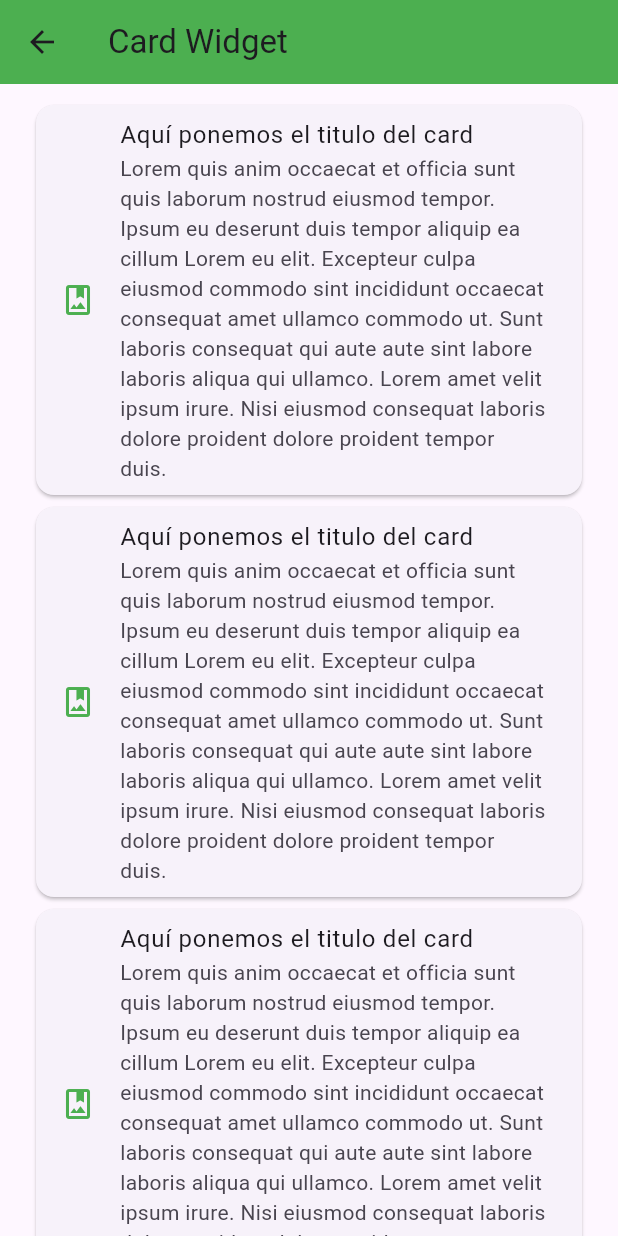
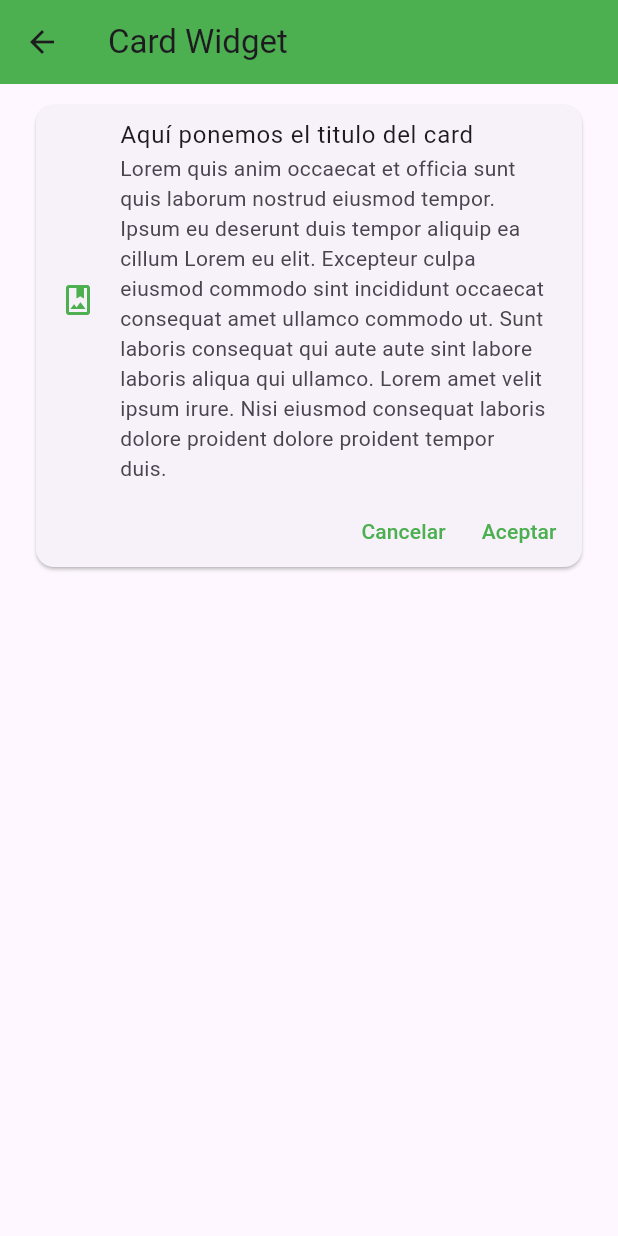
Before and after one commit to Vctor04/fl_components, a Flutter app: the CardScreen screen opened by its route, on a phone screen of 412 x 824 dp. Run offline on Flutter 3.47's test engine with Material 3 defaults, Android fonts, the phone set to English and light mode, and no system bars.

Commit message:
Card screen terminado

```diff
--- a/lib/screens/card_screen.dart
+++ b/lib/screens/card_screen.dart
@@ -16,8 +16,6 @@ class CardScreen extends StatelessWidget {
         padding: EdgeInsets.symmetric( horizontal: 20, vertical: 10),
         children: [
           CustomCardTipo1(),
-          CustomCardTipo1(),
-          CustomCardTipo1(),
         ],
       )
     );
--- a/lib/theme/app_theme.dart
+++ b/lib/theme/app_theme.dart
@@ -10,9 +10,15 @@ class AppTheme {
           elevation: 0,
         ),
 
+        //Color del listTile
         listTileTheme: ListTileThemeData(
           iconColor: primary,
         ),
 
+        //Color del TextButton
+        textButtonTheme: TextButtonThemeData(
+          style: TextButton.styleFrom(primary: primary),
+        )
+
       );
 }
--- a/lib/widgets/custom_card_tipo_1.dart
+++ b/lib/widgets/custom_card_tipo_1.dart
@@ -8,14 +8,32 @@ class CustomCardTipo1 extends StatelessWidget {
 
   @override
   Widget build(BuildContext context) {
-    return const Card(
+    return Card(
       child: Column(
         children: [
           ListTile(
             leading: Icon ( Icons.photo_album_outlined, color: AppTheme.primary),
             title: Text('Aquí ponemos el titulo del card'),
             subtitle: Text('Lorem quis anim occaecat et officia sunt quis laborum nostrud eiusmod tempor. Ipsum eu deserunt duis tempor aliquip ea cillum Lorem eu elit. Excepteur culpa eiusmod commodo sint incididunt occaecat consequat amet ullamco commodo ut. Sunt laboris consequat qui aute aute sint labore laboris aliqua qui ullamco. Lorem amet velit ipsum irure. Nisi eiusmod consequat laboris dolore proident dolore proident tempor duis.'),
+          ),
+
+          Padding(
+            padding: const EdgeInsets.only( right: 5.0),
+            child: Row(
+              mainAxisAlignment: MainAxisAlignment.end,
+              children: [
+                TextButton(
+                  onPressed:() {},
+                  child: Text('Cancelar'),
+                ),
+                TextButton(
+                  onPressed:() {},
+                  child: Text('Aceptar')
+                )
+              ],
+            ),
           )
+
         ],
       ),
     );
```
